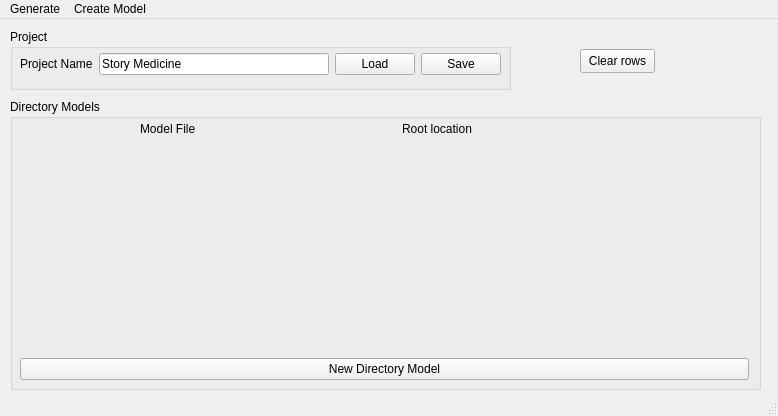
Before: the Qt Designer form PipelineScript/ui/pipelineToolQT.ui in mmelkumyan/PipelineStructureTool, drawn with Qt 5.
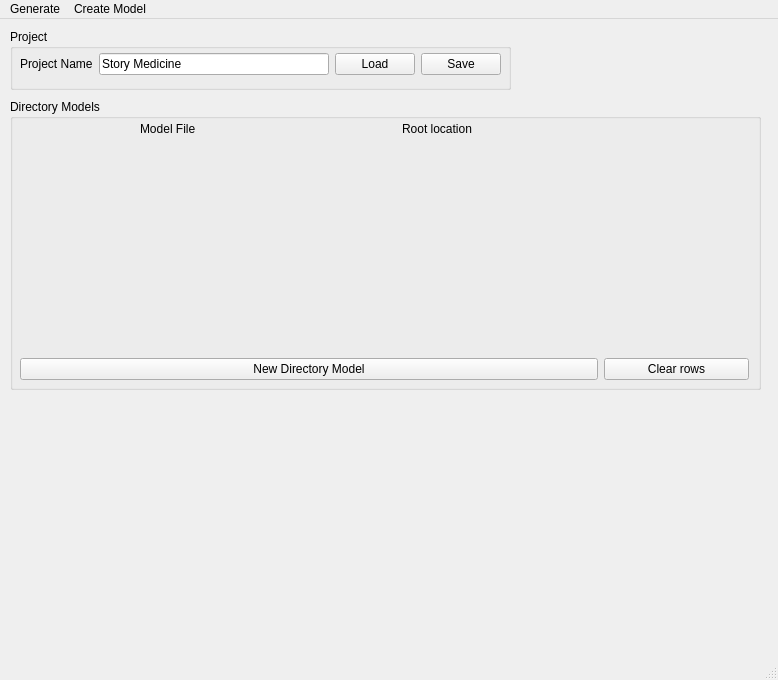
After: the same form once the commit is applied.

Commit message: Adds dialog boxes for successful and unsuccessful generation

```diff
--- a/PipelineScript/ui/pipelineToolQT.ui
+++ b/PipelineScript/ui/pipelineToolQT.ui
@@ -7,7 +7,7 @@
     <x>0</x>
     <y>0</y>
     <width>778</width>
-    <height>416</height>
+    <height>680</height>
    </rect>
   </property>
   <property name="windowTitle">
@@ -119,12 +119,29 @@
        </spacer>
       </item>
       <item>
+       <layout class="QHBoxLayout" name="footerHorizontalLayout" stretch="4,1">
+        <item>
        <widget class="QPushButton" name="newRowButton">
+          <property name="sizePolicy">
+           <sizepolicy hsizetype="Minimum" vsizetype="Fixed">
+            <horstretch>0</horstretch>
+            <verstretch>0</verstretch>
+           </sizepolicy>
+          </property>
         <property name="text">
          <string>New Directory Model</string>
         </property>
        </widget>
       </item>
+        <item>
+         <widget class="QPushButton" name="clearModels">
+          <property name="text">
+           <string>Clear rows</string>
+          </property>
+         </widget>
+        </item>
+       </layout>
+      </item>
      </layout>
     </widget>
    </widget>
@@ -181,19 +198,6 @@
      </layout>
     </widget>
    </widget>
-   <widget class="QPushButton" name="clearModels">
-    <property name="geometry">
-     <rect>
-      <x>580</x>
-      <y>30</y>
-      <width>75</width>
-      <height>24</height>
-     </rect>
-    </property>
-    <property name="text">
-     <string>Clear rows</string>
-    </property>
-   </widget>
   </widget>
   <widget class="QMenuBar" name="menubar">
    <property name="geometry">
```
Left out of the diff: 7 changed lines with no effect on the pictures. Lines whose indentation alone changed are shown as unchanged. The commit also changes 6 other files.
